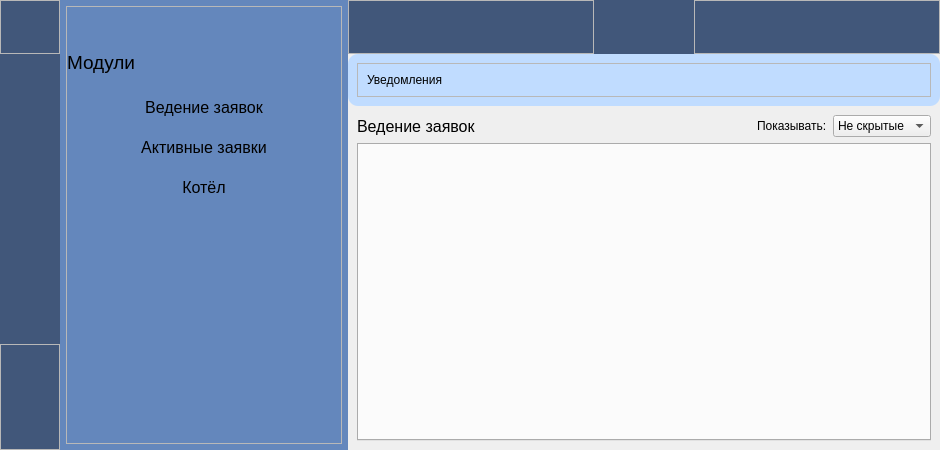
Old version of the form ui_taskmanager.ui in the repository ShiragG/TaskManager.
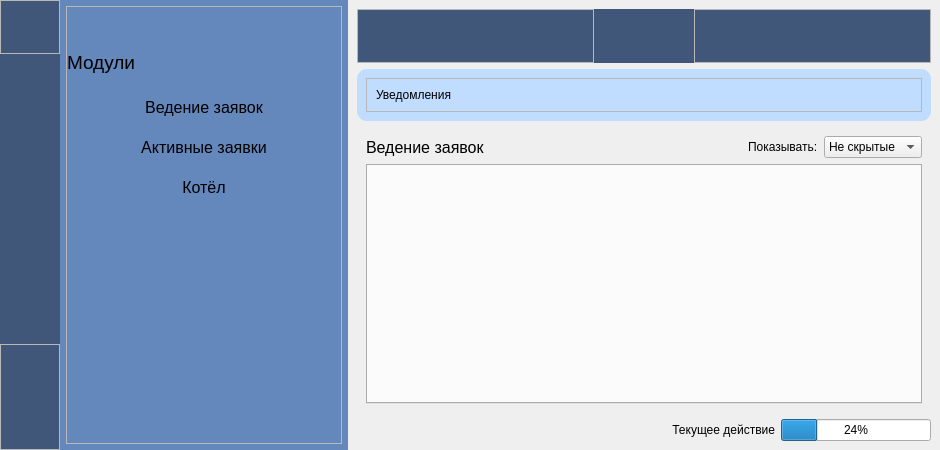
New version of the form. Icons and pictures are not drawn.

Commit message: Добавлен статус бар

```diff
--- a/ui_taskmanager.ui
+++ b/ui_taskmanager.ui
@@ -477,22 +477,7 @@
        </sizepolicy>
       </property>
       <layout class="QVBoxLayout" name="verticalLayout_5">
-       <property name="spacing">
-        <number>0</number>
-       </property>
-       <property name="leftMargin">
-        <number>0</number>
-       </property>
-       <property name="topMargin">
-        <number>0</number>
-       </property>
-       <property name="rightMargin">
-        <number>0</number>
-       </property>
-       <property name="bottomMargin">
-        <number>0</number>
-       </property>
-       <item alignment="Qt::AlignTop">
+       <item>
         <widget class="QWidget" name="headerContainer" native="true">
          <layout class="QHBoxLayout" name="horizontalLayout_5">
           <property name="spacing">
@@ -929,6 +914,33 @@
          </layout>
         </widget>
        </item>
+       <item>
+        <layout class="QHBoxLayout" name="horizontalLayout_8">
+         <item>
+          <widget class="QLabel" name="label_action_now">
+           <property name="text">
+            <string>Текущее действие</string>
+           </property>
+           <property name="alignment">
+            <set>Qt::AlignRight|Qt::AlignTrailing|Qt::AlignVCenter</set>
+           </property>
+          </widget>
+         </item>
+         <item>
+          <widget class="QProgressBar" name="progressBar">
+           <property name="maximumSize">
+            <size>
+             <width>150</width>
+             <height>16777215</height>
+            </size>
+           </property>
+           <property name="value">
+            <number>24</number>
+           </property>
+          </widget>
+         </item>
+        </layout>
+       </item>
       </layout>
      </widget>
     </item>
```
The commit also changes 2 other files.
